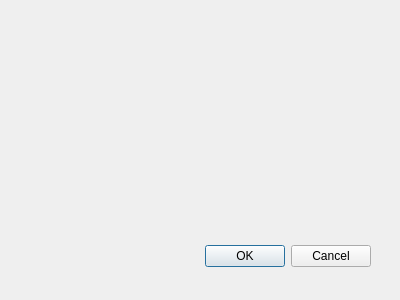
Qt form CZMLBillboardMaker_dialog_base.ui (muratkendir/CZMLBillboardMaker) before a commit.
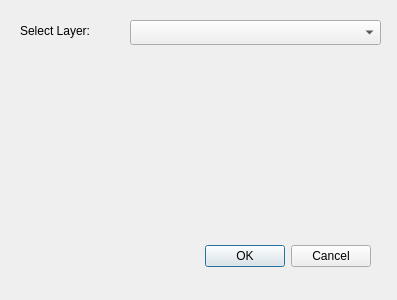
The same form after that commit. Icons and pictures are not drawn.

Commit message: Icon changed, combobox added.

The edit to the form file:
```diff
--- a/CZMLBillboardMaker_dialog_base.ui
+++ b/CZMLBillboardMaker_dialog_base.ui
@@ -1,11 +1,11 @@
 <ui version="4.0" >
  <class>CZMLBillboardMakerDialogBase</class>
- <widget class="QDialog" name="CZMLBillboardMakerDialogBase" >
-  <property name="geometry" >
+ <widget class="QDialog" name="CZMLBillboardMakerDialogBase">
+  <property name="geometry">
    <rect>
     <x>0</x>
     <y>0</y>
-    <width>400</width>
+    <width>397</width>
     <height>300</height>
    </rect>
   </property>
@@ -28,6 +28,29 @@
     <set>QDialogButtonBox::Cancel|QDialogButtonBox::Ok</set>
    </property>
   </widget>
+  <widget class="QLabel" name="label">
+   <property name="geometry">
+    <rect>
+     <x>20</x>
+     <y>21</y>
+     <width>91</width>
+     <height>20</height>
+    </rect>
+   </property>
+   <property name="text">
+    <string>Select Layer:</string>
+   </property>
+  </widget>
+  <widget class="QComboBox" name="comboBox">
+   <property name="geometry">
+    <rect>
+     <x>130</x>
+     <y>20</y>
+     <width>251</width>
+     <height>25</height>
+    </rect>
+   </property>
+  </widget>
  </widget>
  <resources/>
  <connections>
```
Left out of the diff: 41 changed lines with no effect on the pictures. The commit also changes 4 other files.
